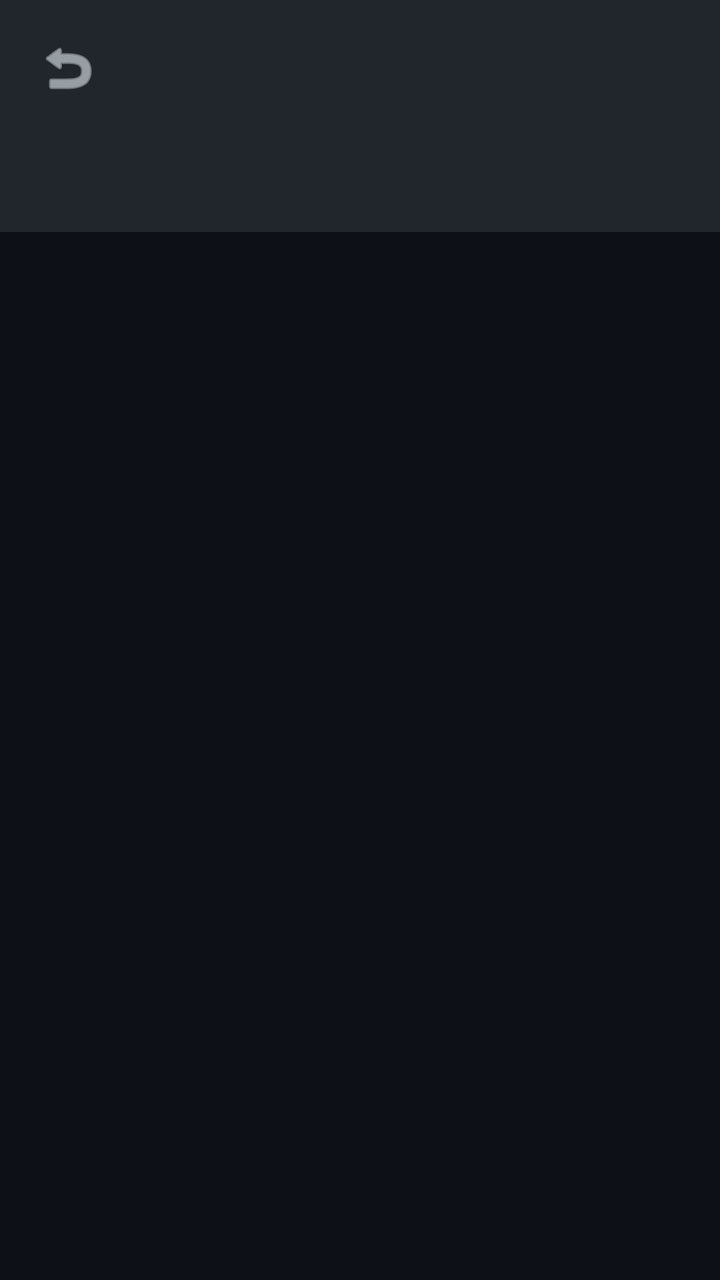
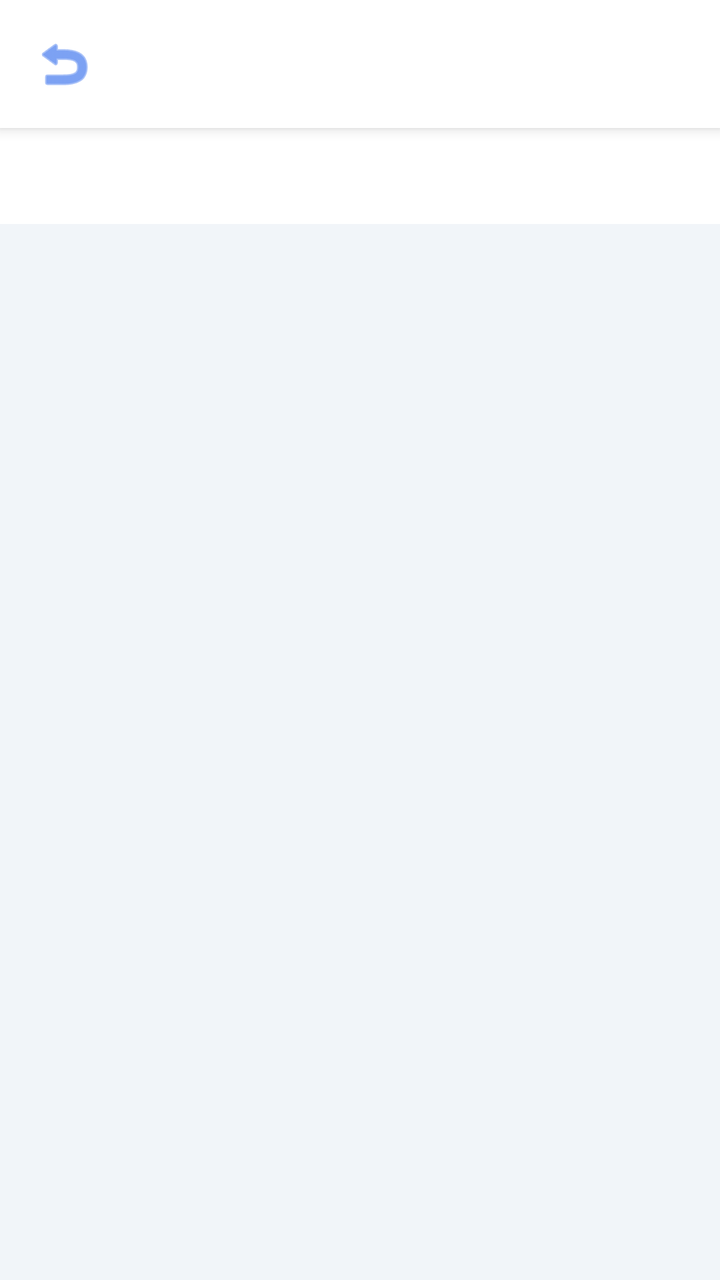

Two renders of the same Android screen: before a commit and after it. Below are the layout's source before the change and the commit's diff.
<!-- AndroidManifest.xml: application theme Theme.WifiAnalyzer -->
<!-- res/layout/activity_file_viewer.xml -->
<?xml version="1.0" encoding="utf-8"?>
<LinearLayout xmlns:android="http://schemas.android.com/apk/res/android"
    xmlns:app="http://schemas.android.com/apk/res-auto"
    android:layout_width="match_parent"
    android:layout_height="match_parent"
    android:orientation="vertical"
    android:background="#FF0D1117">

    <LinearLayout
        android:layout_width="match_parent"
        android:layout_height="wrap_content"
        android:orientation="horizontal"
        android:gravity="center_vertical"
        android:padding="16dp"
        android:background="#FF21262D">

        <ImageButton
            android:id="@+id/btnBack"
            android:layout_width="36dp"
            android:layout_height="36dp"
            android:src="@android:drawable/ic_menu_revert"
            android:background="?attr/selectableItemBackgroundBorderless"
            android:contentDescription="返回"
            app:tint="#FFE6EDF3" />

        <TextView
            android:id="@+id/tvFileInfo"
            android:layout_width="0dp"
            android:layout_height="wrap_content"
            android:layout_weight="1"
            android:textColor="#FFC9D1D9"
            android:textSize="12sp"
            android:layout_marginStart="12dp"
            android:singleLine="true"
            android:ellipsize="end" />
    </LinearLayout>

    <com.google.android.material.tabs.TabLayout
        android:id="@+id/tabLayout"
        android:layout_width="match_parent"
        android:layout_height="wrap_content"
        android:background="#FF21262D"
        app:tabTextColor="#FFC9D1D9"
        app:tabSelectedTextColor="#FF58A6FF"
        app:tabIndicatorColor="#FF58A6FF"
        app:tabMode="scrollable"
        app:tabGravity="start"
        android:paddingHorizontal="8dp" />

    <androidx.viewpager2.widget.ViewPager2
        android:id="@+id/viewPager"
        android:layout_width="match_parent"
        android:layout_height="0dp"
        android:layout_weight="1" />
</LinearLayout>
<!-- resources referenced by this layout -->
<resources>
  <style name="Theme.WifiAnalyzer" parent="Theme.MaterialComponents.DayNight.NoActionBar">
          <item name="colorPrimary">#FF1F6FEB</item>
          <item name="colorPrimaryVariant">#FF388BFD</item>
          <item name="colorOnPrimary">#FFFFFFFF</item>
          <item name="android:colorBackground">#FF0D1117</item>
          <item name="colorSurface">#FF21262D</item>
          <item name="colorOnSurface">#FFE6EDF3</item>
          <item name="colorSecondary">#FF58A6FF</item>
          <item name="colorOnSecondary">#FFFFFFFF</item>
          <item name="android:statusBarColor">#FF0D1117</item>
          <item name="android:navigationBarColor">#FF0D1117</item>
          <item name="android:windowLightStatusBar">false</item>
      </style>
</resources>

<!-- the commit's change to res/layout/activity_file_viewer.xml (unified diff, before → after) -->
@@ -4,15 +4,16 @@
     android:layout_width="match_parent"
     android:layout_height="match_parent"
     android:orientation="vertical"
-    android:background="#FF0D1117">
+    android:background="#FFF1F5F9">
 
     <LinearLayout
         android:layout_width="match_parent"
         android:layout_height="wrap_content"
         android:orientation="horizontal"
         android:gravity="center_vertical"
-        android:padding="16dp"
-        android:background="#FF21262D">
+        android:padding="14dp"
+        android:background="#FFFFFFFF"
+        android:elevation="4dp">
 
         <ImageButton
             android:id="@+id/btnBack"
@@ -21,15 +22,15 @@
             android:src="@android:drawable/ic_menu_revert"
             android:background="?attr/selectableItemBackgroundBorderless"
             android:contentDescription="返回"
-            app:tint="#FFE6EDF3" />
+            app:tint="#FF2563EB" />
 
         <TextView
             android:id="@+id/tvFileInfo"
             android:layout_width="0dp"
             android:layout_height="wrap_content"
             android:layout_weight="1"
-            android:textColor="#FFC9D1D9"
-            android:textSize="12sp"
+            android:textColor="#FF475569"
+            android:textSize="13sp"
             android:layout_marginStart="12dp"
             android:singleLine="true"
             android:ellipsize="end" />
@@ -39,13 +40,13 @@
         android:id="@+id/tabLayout"
         android:layout_width="match_parent"
         android:layout_height="wrap_content"
-        android:background="#FF21262D"
-        app:tabTextColor="#FFC9D1D9"
-        app:tabSelectedTextColor="#FF58A6FF"
-        app:tabIndicatorColor="#FF58A6FF"
+        android:background="#FFFFFFFF"
+        app:tabTextColor="#FF94A3B8"
+        app:tabSelectedTextColor="#FF2563EB"
+        app:tabIndicatorColor="#FF2563EB"
         app:tabMode="scrollable"
         app:tabGravity="start"
-        android:paddingHorizontal="8dp" />
+        android:paddingHorizontal="4dp" />
 
     <androidx.viewpager2.widget.ViewPager2
         android:id="@+id/viewPager"
<!-- resource entries referenced after the edit -->
@@ -1,17 +1,17 @@
 <!-- resources referenced by this layout -->
 <resources>
   <style name="Theme.WifiAnalyzer" parent="Theme.MaterialComponents.DayNight.NoActionBar">
-          <item name="colorPrimary">#FF1F6FEB</item>
-          <item name="colorPrimaryVariant">#FF388BFD</item>
+          <item name="colorPrimary">#FF2563EB</item>
+          <item name="colorPrimaryVariant">#FF1D4ED8</item>
           <item name="colorOnPrimary">#FFFFFFFF</item>
-          <item name="android:colorBackground">#FF0D1117</item>
-          <item name="colorSurface">#FF21262D</item>
-          <item name="colorOnSurface">#FFE6EDF3</item>
-          <item name="colorSecondary">#FF58A6FF</item>
+          <item name="android:colorBackground">#FFF1F5F9</item>
+          <item name="colorSurface">#FFFFFFFF</item>
+          <item name="colorOnSurface">#FF1E293B</item>
+          <item name="colorSecondary">#FF16A34A</item>
           <item name="colorOnSecondary">#FFFFFFFF</item>
-          <item name="android:statusBarColor">#FF0D1117</item>
-          <item name="android:navigationBarColor">#FF0D1117</item>
-          <item name="android:windowLightStatusBar">false</item>
+          <item name="android:statusBarColor">#FFF1F5F9</item>
+          <item name="android:navigationBarColor">#FFF1F5F9</item>
+          <item name="android:windowLightStatusBar">true</item>
       </style>
 </resources>
 
